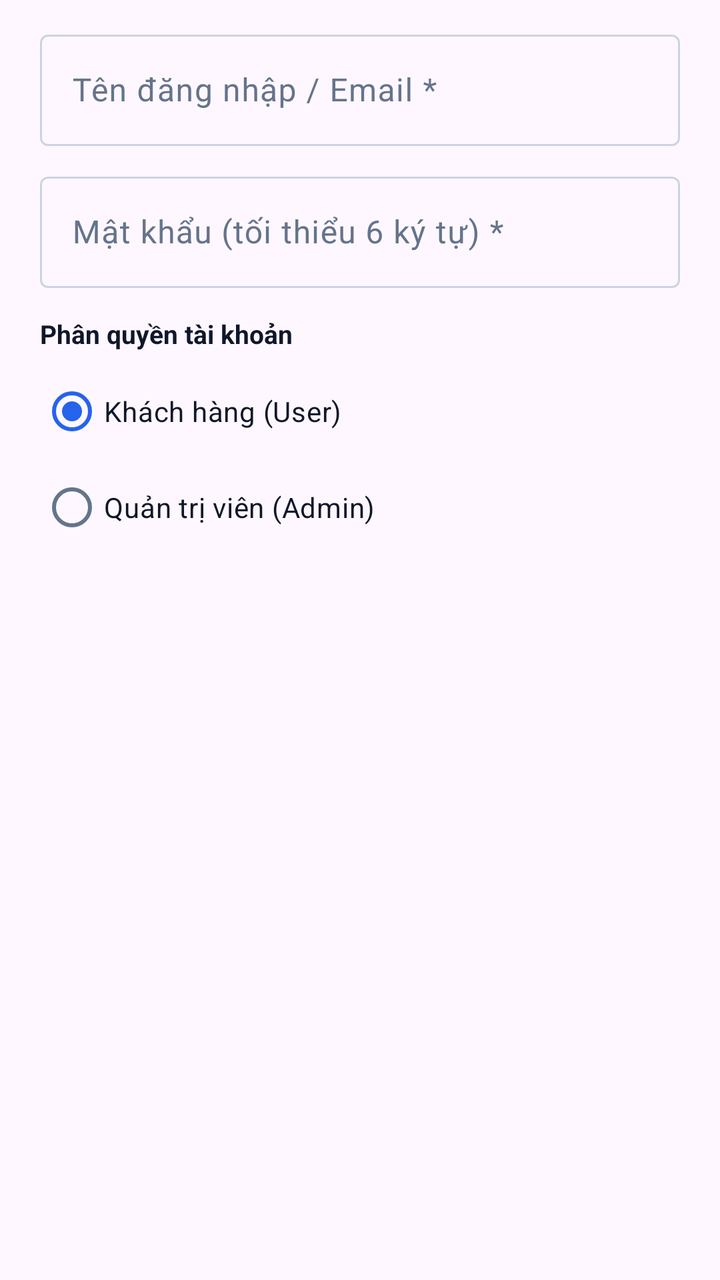
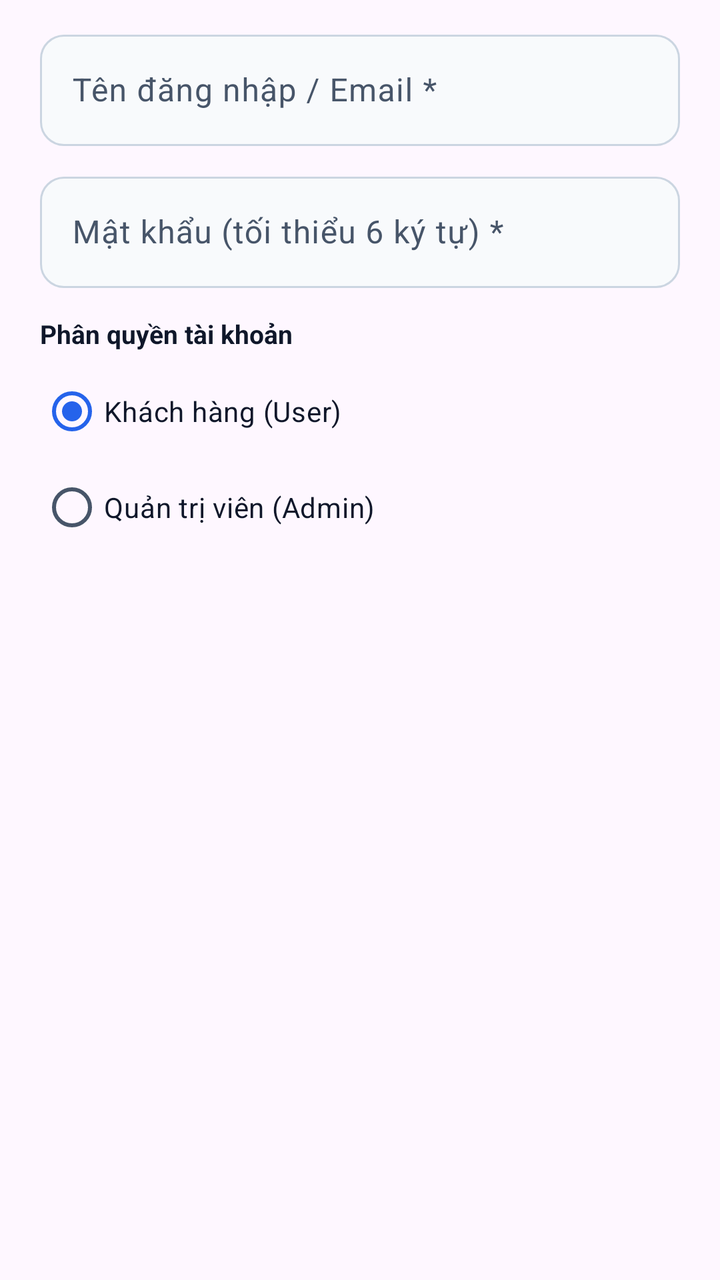

Compare the two renders of this Android layout. The source of the first and the diff that turns it into the second are given below.
<!-- AndroidManifest.xml: application theme Theme.MyApplication -->
<!-- res/layout/dialog_admin_user.xml -->
<?xml version="1.0" encoding="utf-8"?>
<LinearLayout xmlns:android="http://schemas.android.com/apk/res/android"
    xmlns:tools="http://schemas.android.com/tools"
    android:layout_width="match_parent"
    android:layout_height="wrap_content"
    android:orientation="vertical"
    android:paddingStart="20dp"
    android:paddingTop="12dp"
    android:paddingEnd="20dp"
    android:paddingBottom="8dp"
    tools:ignore="HardcodedText">

    <com.google.android.material.textfield.TextInputLayout
        style="@style/Widget.Material3.TextInputLayout.OutlinedBox"
        android:layout_width="match_parent"
        android:layout_height="wrap_content"
        android:hint="Tên đăng nhập / Email *">

        <com.google.android.material.textfield.TextInputEditText
            android:id="@+id/edtUserUsername"
            android:layout_width="match_parent"
            android:layout_height="wrap_content"
            android:inputType="textEmailAddress" />
    </com.google.android.material.textfield.TextInputLayout>

    <com.google.android.material.textfield.TextInputLayout
        style="@style/Widget.Material3.TextInputLayout.OutlinedBox"
        android:layout_width="match_parent"
        android:layout_height="wrap_content"
        android:layout_marginTop="10dp"
        android:hint="Mật khẩu (tối thiểu 6 ký tự) *">

        <com.google.android.material.textfield.TextInputEditText
            android:id="@+id/edtUserPassword"
            android:layout_width="match_parent"
            android:layout_height="wrap_content"
            android:inputType="textVisiblePassword" />
    </com.google.android.material.textfield.TextInputLayout>

    <TextView
        android:layout_width="wrap_content"
        android:layout_height="wrap_content"
        android:layout_marginTop="14dp"
        android:text="Phân quyền tài khoản"
        android:textColor="@color/ink"
        android:textSize="13sp"
        android:textStyle="bold" />

    <RadioGroup
        android:id="@+id/rgUserRole"
        android:layout_width="match_parent"
        android:layout_height="wrap_content"
        android:layout_marginTop="6dp"
        android:orientation="vertical">

        <RadioButton
            android:id="@+id/rbRoleUser"
            android:layout_width="match_parent"
            android:layout_height="48dp"
            android:checked="true"
            android:text="Khách hàng (User)"
            android:textColor="@color/ink" />

        <RadioButton
            android:id="@+id/rbRoleAdmin"
            android:layout_width="match_parent"
            android:layout_height="48dp"
            android:text="Quản trị viên (Admin)"
            android:textColor="@color/ink" />
    </RadioGroup>

</LinearLayout>
<!-- resources referenced by this layout -->
<resources>
  <color name="ink">#0F172A</color>
  <style name="Theme.MyApplication" parent="Base.Theme.MyApplication" />
  <style name="Base.Theme.MyApplication" parent="Theme.Material3.Light.NoActionBar">
          <item name="colorPrimary">@color/primary</item>
          <item name="colorOnPrimary">@color/white</item>
          <item name="colorPrimaryContainer">@color/primary_soft</item>
          <item name="colorOnPrimaryContainer">@color/primary_dark</item>
          <item name="colorSecondaryContainer">@color/primary_soft</item>
          <item name="colorOnSecondaryContainer">@color/primary_dark</item>
          <item name="colorSurface">@color/surface</item>
          <item name="colorOnSurface">@color/ink</item>
          <item name="colorSurfaceVariant">@color/surface_subtle</item>
          <item name="colorOnSurfaceVariant">@color/text_secondary</item>
          <item name="colorOutline">@color/border_strong</item>
          <item name="elevationOverlayEnabled">false</item>
          <item name="android:fontFamily">sans-serif</item>
          <item name="android:windowLightStatusBar">true</item>
          <item name="android:statusBarColor">@color/screen_background</item>
          <item name="android:navigationBarColor">@color/screen_background</item>
          <item name="android:windowLightNavigationBar" tools:targetApi="27">true</item>
          <item name="android:windowActionModeOverlay">true</item>
      </style>
  <color name="primary">#2563EB</color>
  <color name="white">#FFFFFFFF</color>
  <color name="primary_soft">#EFF6FF</color>
  <color name="primary_dark">#1D4ED8</color>
  <color name="surface">#FFFFFFFF</color>
  <color name="surface_subtle">#F1F5F9</color>
  <color name="text_secondary">#64748B</color>
  <color name="border_strong">#CBD5E1</color>
  <color name="screen_background">#F4F5F9</color>
</resources>

<!-- the commit's change to res/layout/dialog_admin_user.xml (unified diff, before → after) -->
@@ -1,5 +1,6 @@
 <?xml version="1.0" encoding="utf-8"?>
 <LinearLayout xmlns:android="http://schemas.android.com/apk/res/android"
+    xmlns:app="http://schemas.android.com/apk/res-auto"
     xmlns:tools="http://schemas.android.com/tools"
     android:layout_width="match_parent"
     android:layout_height="wrap_content"
@@ -14,7 +15,12 @@
         style="@style/Widget.Material3.TextInputLayout.OutlinedBox"
         android:layout_width="match_parent"
         android:layout_height="wrap_content"
-        android:hint="Tên đăng nhập / Email *">
+        android:hint="Tên đăng nhập / Email *"
+        app:boxBackgroundColor="#F8FAFC"
+        app:boxCornerRadiusBottomEnd="12dp"
+        app:boxCornerRadiusBottomStart="12dp"
+        app:boxCornerRadiusTopEnd="12dp"
+        app:boxCornerRadiusTopStart="12dp">
 
         <com.google.android.material.textfield.TextInputEditText
             android:id="@+id/edtUserUsername"
@@ -28,7 +34,12 @@
         android:layout_width="match_parent"
         android:layout_height="wrap_content"
         android:layout_marginTop="10dp"
-        android:hint="Mật khẩu (tối thiểu 6 ký tự) *">
+        android:hint="Mật khẩu (tối thiểu 6 ký tự) *"
+        app:boxBackgroundColor="#F8FAFC"
+        app:boxCornerRadiusBottomEnd="12dp"
+        app:boxCornerRadiusBottomStart="12dp"
+        app:boxCornerRadiusTopEnd="12dp"
+        app:boxCornerRadiusTopStart="12dp">
 
         <com.google.android.material.textfield.TextInputEditText
             android:id="@+id/edtUserPassword"
<!-- resource entries referenced after the edit -->
@@ -7,7 +7,9 @@
           <item name="colorOnPrimary">@color/white</item>
           <item name="colorPrimaryContainer">@color/primary_soft</item>
           <item name="colorOnPrimaryContainer">@color/primary_dark</item>
-          <item name="colorSecondaryContainer">@color/primary_soft</item>
+          <item name="colorSecondary">@color/accent_indigo</item>
+          <item name="colorOnSecondary">@color/white</item>
+          <item name="colorSecondaryContainer">@color/accent_indigo_soft</item>
           <item name="colorOnSecondaryContainer">@color/primary_dark</item>
           <item name="colorSurface">@color/surface</item>
           <item name="colorOnSurface">@color/ink</item>
@@ -26,10 +28,12 @@
   <color name="white">#FFFFFFFF</color>
   <color name="primary_soft">#EFF6FF</color>
   <color name="primary_dark">#1D4ED8</color>
+  <color name="accent_indigo">#4F46E5</color>
+  <color name="accent_indigo_soft">#EEF2FF</color>
   <color name="surface">#FFFFFFFF</color>
-  <color name="surface_subtle">#F1F5F9</color>
-  <color name="text_secondary">#64748B</color>
+  <color name="surface_subtle">#EEF2FA</color>
+  <color name="text_secondary">#475569</color>
   <color name="border_strong">#CBD5E1</color>
-  <color name="screen_background">#F4F5F9</color>
+  <color name="screen_background">#F2F5FC</color>
 </resources>
 
